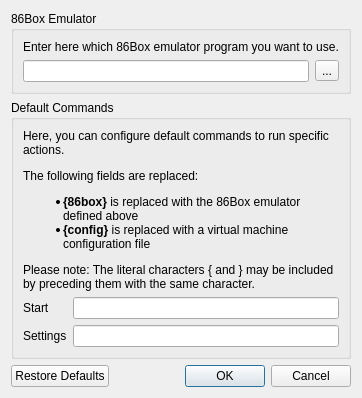
This is src/gui/preferencesdialog.ui in osaukko/86BoxLauncher as Qt 5 draws it before an edit. The edited form follows.
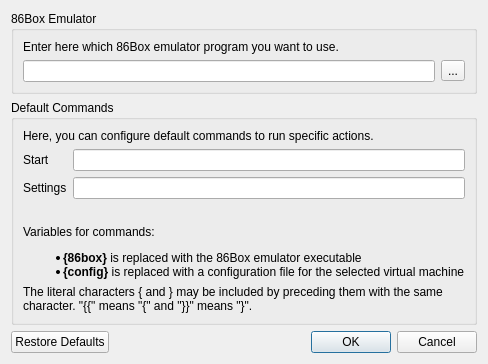
This is the edited form. Icons and pictures are not drawn.

Commit message:
Machine Dialog
These changes mainly add the initial version of the MachineDialog, which
will be used for adding and editing Machine configurations.

The Machine and its Data class were updated to contain all the planned
variables. Icon loading was also added, which changes the icon type to
NoIcon if loading fails.

Some minor changes were made for MainWindows and PreferencesDialog too.

Building unit tests are now optional and off by default.

```diff
--- a/src/gui/preferencesdialog.ui
+++ b/src/gui/preferencesdialog.ui
@@ -6,8 +6,8 @@
    <rect>
     <x>0</x>
     <y>0</y>
-    <width>418</width>
-    <height>427</height>
+    <width>510</width>
+    <height>405</height>
    </rect>
   </property>
   <property name="windowTitle">
@@ -54,40 +54,73 @@
      <property name="title">
       <string>Default Commands</string>
      </property>
-     <layout class="QVBoxLayout" name="commandsVerticalLayout">
-      <item>
-       <widget class="QLabel" name="commandsLabel">
+     <layout class="QGridLayout" name="gridLayout">
+      <item row="5" column="0" colspan="2">
+       <widget class="QLabel" name="guideLabel2">
         <property name="text">
-         <string>&lt;p&gt;Here, you can configure default commands to run specific actions.&lt;/p&gt;&lt;p&gt;The following fields are replaced:&lt;/p&gt;&lt;ul&gt;&lt;li&gt;&lt;b&gt;{86box}&lt;/b&gt; is replaced with the 86Box emulator defined above&lt;/li&gt;&lt;li &gt;&lt;b&gt;{config}&lt;/b&gt; is replaced with a virtual machine configuration file&lt;/li&gt;&lt;/ul&gt;&lt;p&gt;Please note: The literal characters { and } may be included by preceding them with the same character.&lt;/p&gt;</string>
+         <string>The literal characters { and } may be included by preceding them with the same character. &quot;{{&quot; means &quot;{&quot; and &quot;}}&quot; means &quot;}&quot;.</string>
         </property>
         <property name="wordWrap">
          <bool>true</bool>
         </property>
        </widget>
       </item>
-      <item>
-       <layout class="QFormLayout" name="commandsFormLayout">
-        <item row="1" column="0">
+      <item row="4" column="0" colspan="2">
+       <widget class="QLabel" name="guideLabel1">
+        <property name="text">
+         <string>&lt;p&gt;Variables for commands:&lt;/p&gt;
+&lt;ul&gt;
+&lt;li&gt;&lt;b&gt;{86box}&lt;/b&gt; is replaced with the 86Box emulator executable&lt;/li&gt;
+&lt;li&gt;&lt;b&gt;{config}&lt;/b&gt; is replaced with a configuration file for the selected virtual machine&lt;/li&gt;
+&lt;/ul&gt;</string>
+        </property>
+        <property name="wordWrap">
+         <bool>false</bool>
+        </property>
+       </widget>
+      </item>
+      <item row="1" column="1">
+       <widget class="QLineEdit" name="startCommandLineEdit"/>
+      </item>
+      <item row="2" column="0">
          <widget class="QLabel" name="settingsCommandLabel">
           <property name="text">
            <string>Settings</string>
           </property>
          </widget>
         </item>
-        <item row="1" column="1">
+      <item row="2" column="1">
          <widget class="QLineEdit" name="settingsCommandLineEdit"/>
         </item>
-        <item row="0" column="0">
+      <item row="0" column="0" colspan="2">
+       <widget class="QLabel" name="commandsLabel">
+        <property name="text">
+         <string>Here, you can configure default commands to run specific actions.</string>
+        </property>
+       </widget>
+      </item>
+      <item row="1" column="0">
          <widget class="QLabel" name="startCommandLabel">
           <property name="text">
            <string>Start</string>
           </property>
          </widget>
         </item>
-        <item row="0" column="1">
-         <widget class="QLineEdit" name="startCommandLineEdit"/>
-        </item>
-       </layout>
+      <item row="3" column="0" colspan="2">
+       <spacer name="guideVerticalSpacer">
+        <property name="orientation">
+         <enum>Qt::Vertical</enum>
+        </property>
+        <property name="sizeType">
+         <enum>QSizePolicy::Fixed</enum>
+        </property>
+        <property name="sizeHint" stdset="0">
+         <size>
+          <width>20</width>
+          <height>20</height>
+         </size>
+        </property>
+       </spacer>
       </item>
      </layout>
     </widget>
```
Left out of the diff: 3 changed lines with no effect on the pictures. Lines whose indentation alone changed are shown as unchanged. The commit also changes 10 other files.
